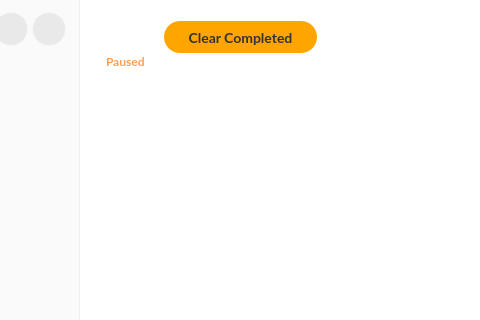
Before: the Qt Designer form src/MEGASync/gui/linux/TransferManager.ui in meganz/MEGAsync, drawn with Qt 5; both pictures show x 177 to 657 and y 0 to 320 of the 1045 by 720 pixel window.
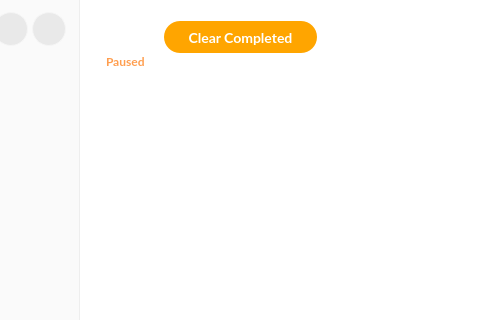
After: the same form once the commit is applied. Icons and pictures are not drawn. Custom widgets are drawn as their Qt base class.

Commit message: Transfer Manager: make window mininizable, fix translate event handling, fix clear completed text color

Diff of the .ui file:
```diff
--- a/src/MEGASync/gui/linux/TransferManager.ui
+++ b/src/MEGASync/gui/linux/TransferManager.ui
@@ -256,6 +256,7 @@
 	padding-left: 20px;
 	padding-right: 20px;
   background-color: #FFA500;
+  color: #FFFFFF;
 	margin-left: 16px;
 }
 
```
Left out of the diff: 30 changed lines with no effect on the pictures. The commit also changes 3 other files.
